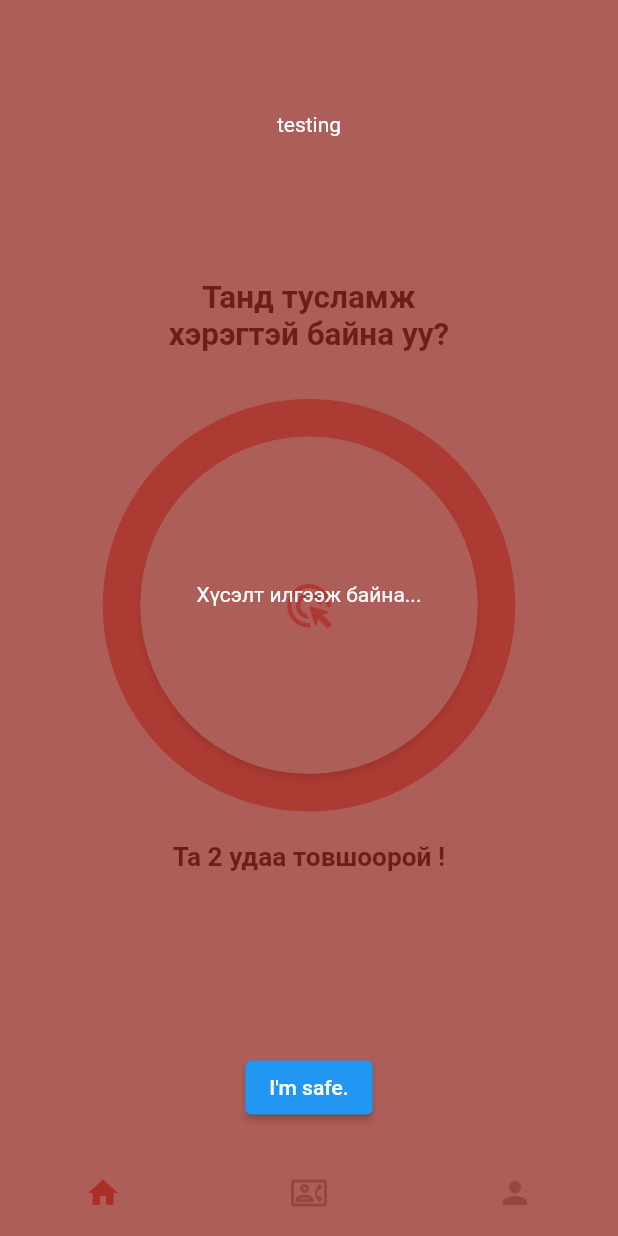
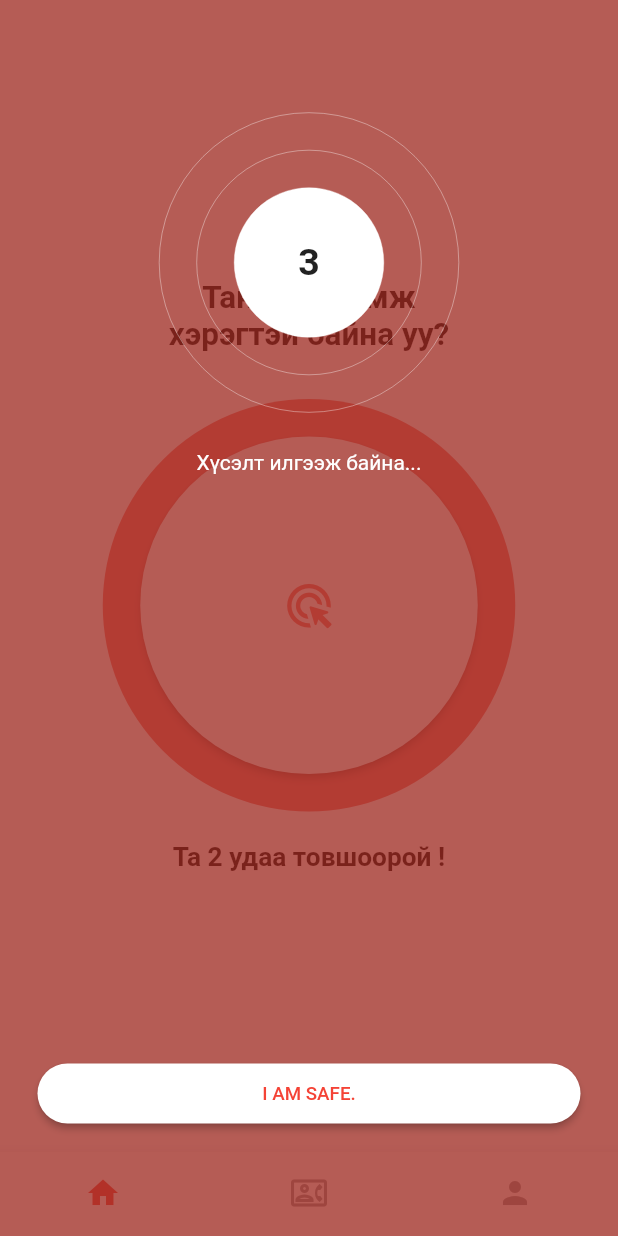
Before and after one commit to Oyunbldd/weu, a Flutter app: the screen it shows after launch, after a tap on the "ads click" icon, on a phone screen of 412 x 824 dp. Run offline on Flutter 3.47's test engine with Material 2 defaults, Android fonts, the phone set to English and light mode, and no system bars; drawn by our look-alikes of timer_count_down; our stand-ins replace cloud_firestore, country_code_picker, firebase_auth, firebase_core, firebase_storage, flutter_animate and 4 more; accounts and stored records are empty.

Commit message:
new animated dialog addeD

```diff
--- a/lib/views/home_view.dart
+++ b/lib/views/home_view.dart
@@ -6,6 +6,7 @@ import 'package:flutter_animate/flutter_animate.dart';
 import 'package:get/get.dart';
 import 'package:geolocator/geolocator.dart';
 import 'package:firebase_storage/firebase_storage.dart';
+import 'package:timer_count_down/timer_count_down.dart';
 
 //Using geolocator
 
@@ -146,7 +147,7 @@ class _HomeViewState extends State<HomeView> {
                         builder: (_) => Material(
                           type: MaterialType.transparency,
                           child: Container(
-                            color: Colors.red.withOpacity(0.45),
+                            color: Colors.red.withOpacity(0.5),
                             width: double.infinity,
                             height: double.infinity,
                             padding: const EdgeInsets.symmetric(
@@ -156,16 +157,102 @@ class _HomeViewState extends State<HomeView> {
                             child: Column(
                               mainAxisAlignment: MainAxisAlignment.spaceBetween,
                               children: [
-                                Text(
-                                  'testing',
-                                  style: TextStyle(color: Colors.white),
+                                Stack(
+                                  alignment: Alignment.center,
+                                  children: [
+                                    Container(
+                                      width: 200,
+                                      height: 200,
+                                      decoration: BoxDecoration(
+                                        border: Border.all(
+                                          width: 0.25,
+                                          color: Colors.white,
+                                        ),
+                                        borderRadius:
+                                            BorderRadius.circular(100),
+                                      ),
+                                    ),
+                                    Container(
+                                      width: 150,
+                                      height: 150,
+                                      decoration: BoxDecoration(
+                                        border: Border.all(
+                                          width: 0.25,
+                                          color: Colors.white,
+                                        ),
+                                        borderRadius: BorderRadius.circular(75),
+                                      ),
+                                    ),
+                                    Container(
+                                      width: 100,
+                                      height: 100,
+                                      decoration: BoxDecoration(
+                                        border: Border.all(
+                                          width: 0.25,
+                                          color: Colors.white,
+                                        ),
+                                        borderRadius: BorderRadius.circular(75),
+                                        color: Colors.white,
+                                      ),
+                                      child: Center(
+                                        child: Countdown(
+                                          seconds: 3,
+                                          build: (
+                                            BuildContext context,
+                                            double time,
+                                          ) =>
+                                              Text(
+                                            time.floor().toString(),
+                                            style: const TextStyle(
+                                              fontSize: 25,
+                                              fontWeight: FontWeight.bold,
+                                            ),
+                                          ),
+                                          interval:
+                                              const Duration(milliseconds: 100),
+                                          onFinished: () {
+                                            Get.toNamed('/emergencyScreen');
+                                          },
+                                        ),
+                                      ),
+                                    ),
+                                  ],
                                 ),
+                                const SizedBox(height: 25),
                                 const Text(
                                   'Хүсэлт илгээж байна...',
                                   style: TextStyle(color: Colors.white),
                                 ),
-                                ElevatedButton(
-                                    onPressed: () {}, child: Text("I'm safe."))
+                                const Expanded(child: SizedBox()),
+                                SizedBox(
+                                  width: double.infinity,
+                                  height: 40,
+                                  child: ElevatedButton(
+                                    onPressed: () {
+                                      Get.back();
+                                    },
+                                    style: ButtonStyle(
+                                      backgroundColor:
+                                          const MaterialStatePropertyAll(
+                                        Colors.white,
+                                      ),
+                                      shape: MaterialStateProperty.all<
+                                          RoundedRectangleBorder>(
+                                        RoundedRectangleBorder(
+                                          borderRadius:
+                                              BorderRadius.circular(_width / 2),
+                                        ),
+                                      ),
+                                    ),
+                                    child: const Text(
+                                      "I AM SAFE.",
+                                      style: TextStyle(
+                                        color: Colors.red,
+                                        fontSize: 12.5,
+                                      ),
+                                    ),
+                                  ),
+                                )
                               ],
                             ),
                           ),
--- a/pubspec.yaml
+++ b/pubspec.yaml
@@ -26,6 +26,7 @@ dependencies:
   firebase_auth: ^4.7.3
   country_code_picker: ^3.0.0
   pinput: ^3.0.0
+  timer_count_down: ^2.2.2
 
 dev_dependencies:
   flutter_test:
```
Also changed, not shown: pubspec.lock.
